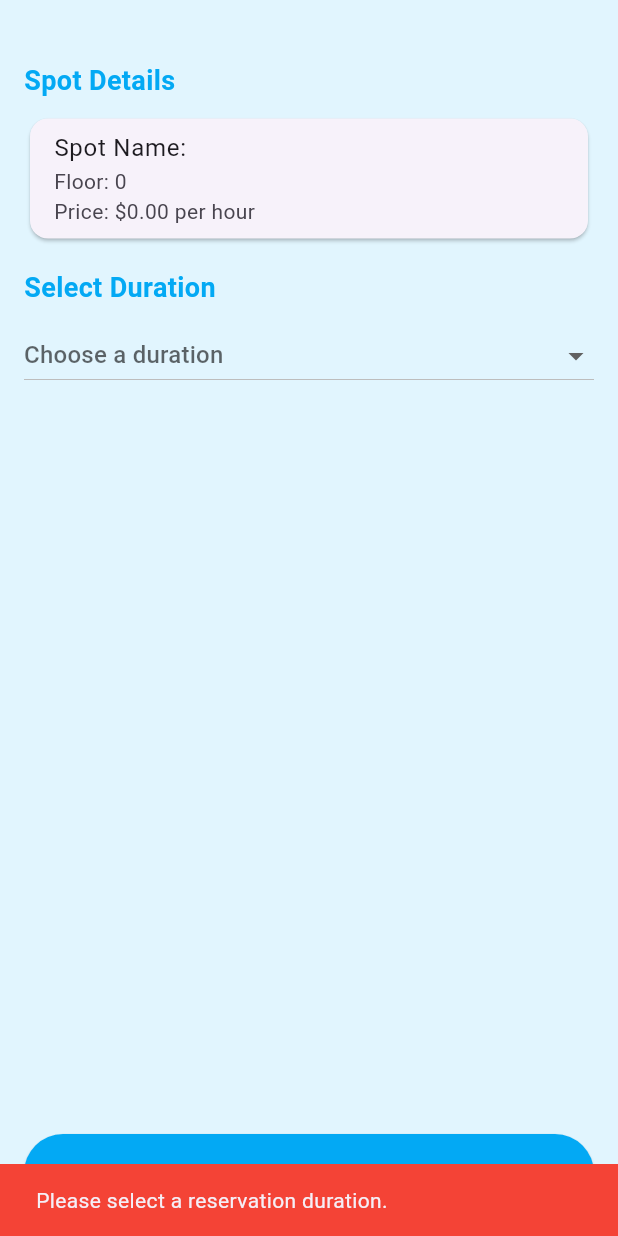
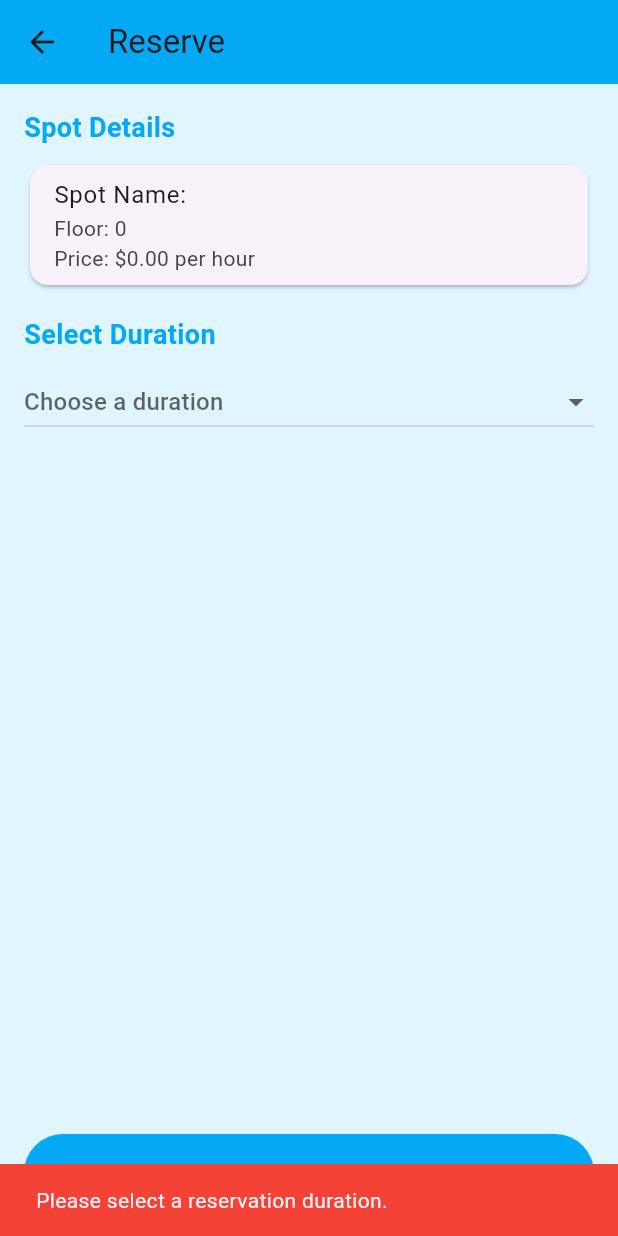
Before and after one commit to Moathmhmd/ParkingMobApplication, a Flutter app: the ReservationPage screen opened directly with empty values, after a tap on "Confirm Reservation", on a phone screen of 412 x 824 dp. Run offline on Flutter 3.47's test engine with Material 3 defaults, Android fonts, the light colour scheme and no system bars; our stand-ins replace cloud_firestore, firebase_auth, firebase_core, google_maps_flutter, intl_phone_field; accounts and stored records are empty.

Commit message:
little cleaning of reservation page

```diff
--- a/lib/Reservation_Page.dart
+++ b/lib/Reservation_Page.dart
@@ -26,11 +26,6 @@ class _ReservationPageState extends State<ReservationPage> {
   String? _selectedDuration;
   final List<String> _durations = ["1 Hour", "2 Hours", "3 Hours"];
   bool _isLoading = false;
-
-  @override
-  void initState() {
-    super.initState();
-  }
 
   Future<void> _reserveSlot() async {
   if (_selectedDuration == null) {
@@ -61,13 +56,15 @@ class _ReservationPageState extends State<ReservationPage> {
     final floorData = (spot['floors'] as List<dynamic>)[widget.floorNumber - 1];
     final slot = (floorData['slots'] as List<dynamic>).firstWhere((s) => s['name'] == widget.spotName);
 
-      if (slot['status'] != "available") {
-        _showError("The selected slot is no longer available.");
+    // Null check and reservation validation
+    if ((slot['isReserved'] ?? false)) {
+      _showError("The selected slot is already reserved.");
       return;
     }
 
-      // Update slot's status in Firebase
-      slot['status'] = "reserved";
+    // Update slot's reservation details
+    slot['isReserved'] = true;
+    slot['status'] = "reserved"; // Explicitly mark as reserved
     slot['reservedBy'] = FirebaseAuth.instance.currentUser?.uid ?? "";
     slot['reservationStartTime'] = currentTime.toIso8601String();
     slot['reservationEndTime'] = endTime.toIso8601String();
@@ -90,13 +87,8 @@ class _ReservationPageState extends State<ReservationPage> {
 
     // Add reference to the user's reservations
     final userDoc = FirebaseFirestore.instance.collection('users').doc(FirebaseAuth.instance.currentUser?.uid);
-      await userDoc.collection('reservations').doc(reservationDoc.id).set({
-        'reservationId': reservationDoc.id,
-        'spotName': widget.spotName,
-        'parkingLotId': widget.parkingLotId,
-        'startTime': currentTime.toIso8601String(),
-        'endTime': endTime.toIso8601String(),
-        'status': "active",
+    await userDoc.update({
+      'reservationRefs': FieldValue.arrayUnion([reservationDoc.path]),
     });
 
     _showSuccess("Reservation confirmed for ${widget.spotName}.");
@@ -108,6 +100,7 @@ class _ReservationPageState extends State<ReservationPage> {
     });
   }
 }
+
 
   void _showError(String message) {
     ScaffoldMessenger.of(context).showSnackBar(
@@ -130,13 +123,15 @@ class _ReservationPageState extends State<ReservationPage> {
   @override
   Widget build(BuildContext context) {
     return Scaffold(
+      appBar: AppBar(
+        title: Text("Reserve ${widget.spotName}"),
+        backgroundColor: Colors.lightBlue,
+      ),
       body: _isLoading
           ? const Center(child: CircularProgressIndicator())
           : SafeArea(
               child: Padding(
                 padding: const EdgeInsets.all(16.0),
-                child: Padding(
-                  padding: const EdgeInsets.only(top: 25.0),
                 child: Column(
                   crossAxisAlignment: CrossAxisAlignment.start,
                   children: [
@@ -203,7 +198,6 @@ class _ReservationPageState extends State<ReservationPage> {
                 ),
               ),
             ),
-          ),
     );
   }
 }
```
Lines whose indentation alone changed are shown as unchanged.
